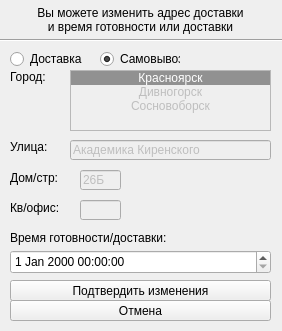
This is manager/ordereditor.ui in 244sinfall/fastfoodDeliveryAggregator as Qt 5 draws it before an edit. The edited form follows.
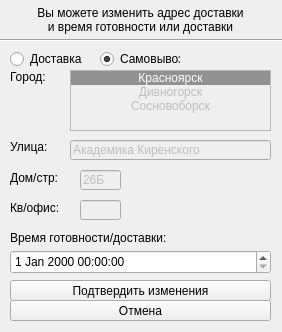
This is the edited form.

The edit to the form file:
```diff
--- a/manager/ordereditor.ui
+++ b/manager/ordereditor.ui
@@ -7,9 +7,21 @@
     <x>0</x>
     <y>0</y>
     <width>282</width>
-    <height>331</height>
+    <height>332</height>
    </rect>
   </property>
+  <property name="minimumSize">
+   <size>
+    <width>282</width>
+    <height>332</height>
+   </size>
+  </property>
+  <property name="maximumSize">
+   <size>
+    <width>282</width>
+    <height>332</height>
+   </size>
+  </property>
   <property name="windowTitle">
    <string>Изменить заказ</string>
   </property>
```
